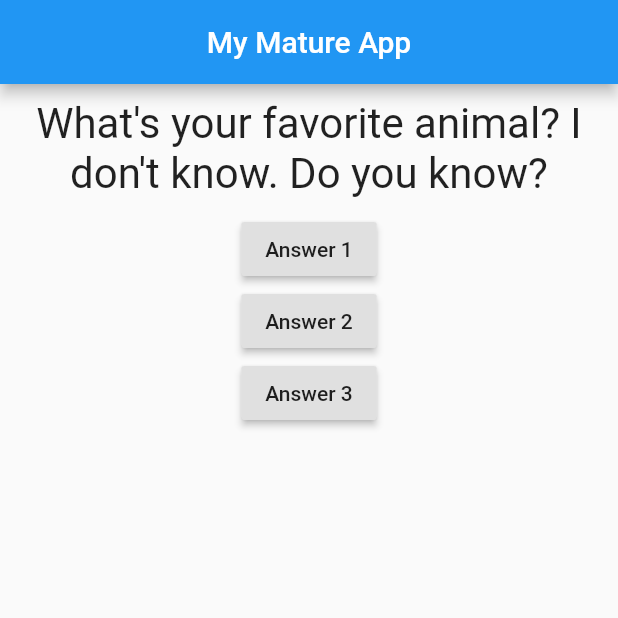
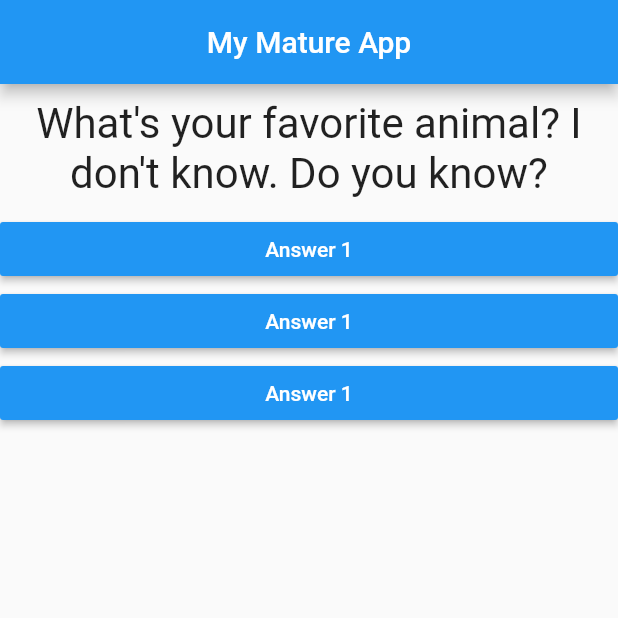
Before and after one commit to Rifat15913/flutter-quiz-app, a Flutter app: the screen it shows after launch, after a tap on "Answer 1", on a phone screen of 412 x 824 dp, the top half of it. Run offline on Flutter 3.47's test engine with Material 2 defaults, Android fonts, the phone set to English and light mode, and no system bars.

Commit message:
Change button style and listener

```diff
--- /dev/null
+++ b/lib/answer.dart
@@ -0,0 +1,24 @@
+import 'package:flutter/material.dart';
+
+class Answer extends StatelessWidget {
+  final Function onClickListener;
+
+  Answer(this.onClickListener);
+
+  @override
+  Widget build(BuildContext context) {
+    return Container(
+      width: double.infinity,
+      child: RaisedButton(
+        color: Colors.blue,
+        child: Text(
+          "Answer 1",
+          style: TextStyle(
+            color: Colors.white,
+          ),
+        ),
+        onPressed: onClickListener,
+      ),
+    );
+  }
+}
--- a/lib/main.dart
+++ b/lib/main.dart
@@ -1,5 +1,6 @@
 import 'package:flutter/material.dart';
 
+import './answer.dart';
 import './question.dart';
 
 void main() => runApp(MyApp());
@@ -16,7 +17,7 @@ class MyApp extends StatefulWidget {
 class _MyAppState extends State<MyApp> {
   var _questionIndex = 0;
 
-  void answerQuestion() {
+  void _answerQuestion() {
     setState(() {
       if (_questionIndex == 0) {
         _questionIndex++;
@@ -46,18 +47,9 @@ class _MyAppState extends State<MyApp> {
             Question(
               questions[_questionIndex],
             ),
-            RaisedButton(
-              child: Text("Answer 1"),
-              onPressed: answerQuestion,
-            ),
-            RaisedButton(
-              child: Text("Answer 2"),
-              onPressed: answerQuestion,
-            ),
-            RaisedButton(
-              child: Text("Answer 3"),
-              onPressed: answerQuestion,
-            ),
+            Answer(_answerQuestion),
+            Answer(_answerQuestion),
+            Answer(_answerQuestion),
           ],
         ),
       ),
```
